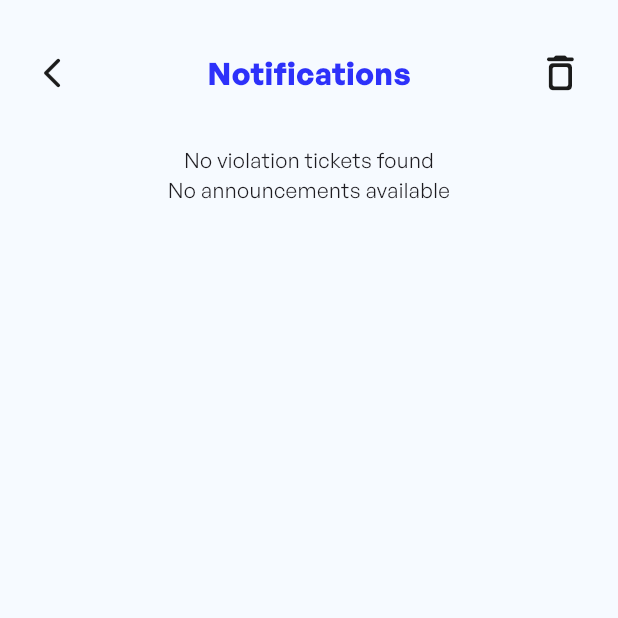
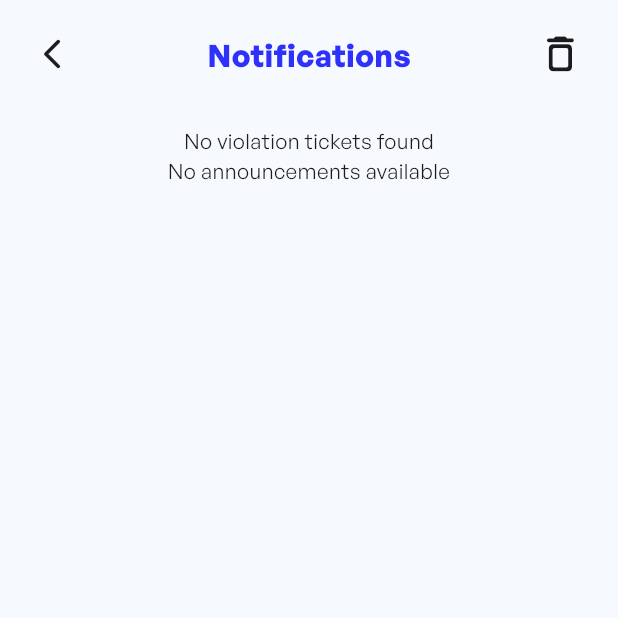
Before and after one commit to MNJDen/Park_in_Capstone, a Flutter app: the NotificationStudentScreen screen opened directly with empty values, on a phone screen of 412 x 824 dp, the top half of it. Run offline on Flutter 3.47's test engine with Material 3 defaults, Android fonts, the light colour scheme and no system bars; our stand-ins replace animated_toggle_switch, cloud_firestore, contained_tab_bar_view, firebase_auth, firebase_core, firebase_database and 8 more; missing offline and left inert: disclosure, navbar_router; accounts and stored records are empty.

Commit message:
Screens: Update Notification Student 1

```diff
--- a/lib/screens/home student/notification_student.dart
+++ b/lib/screens/home student/notification_student.dart
@@ -74,7 +74,7 @@ class _NotificationStudentScreenState extends State<NotificationStudentScreen> {
                 child: Column(
                   crossAxisAlignment: CrossAxisAlignment.start,
                   children: [
-                    SizedBox(height: 32.h),
+                    SizedBox(height: 20.h),
                     Stack(
                       alignment: Alignment.center,
                       children: [
```
